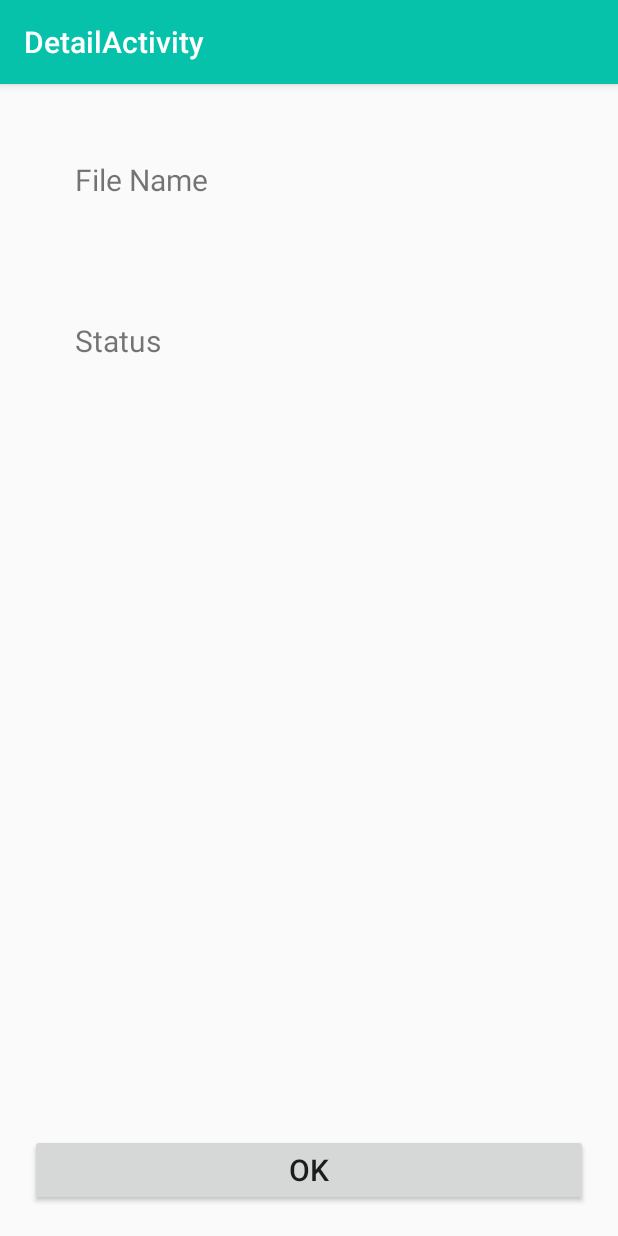
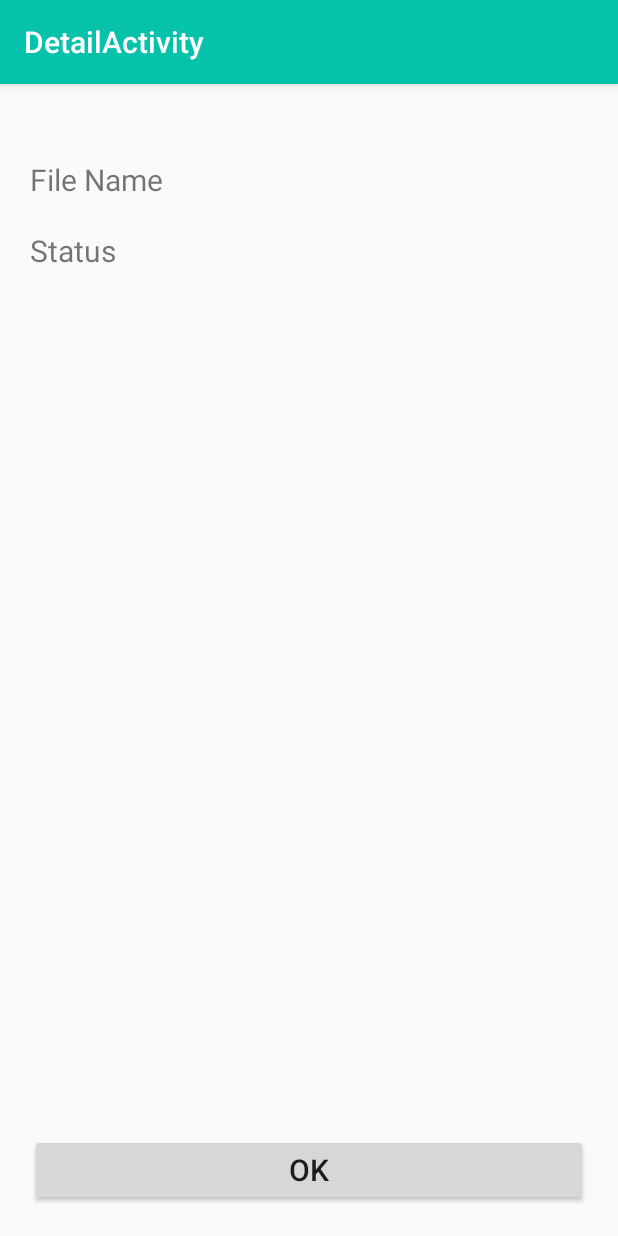
Before and after one commit to Safynaz-Tarek/LoadApp, an Android app: the DetailActivity screen opened directly, with no data from a screen before it, on a phone screen of 412 x 824 dp. Run offline under Robolectric (Android 15) with nearby library versions, the phone set to English and light mode, and no system bars.

Commit message:
app working

```diff
--- a/app/build.gradle
+++ b/app/build.gradle
@@ -20,6 +20,9 @@ android {
             proguardFiles getDefaultProguardFile('proguard-android-optimize.txt'), 'proguard-rules.pro'
         }
     }
+    kotlinOptions {
+        jvmTarget = "1.8"
+    }
 }
 
 dependencies {
--- a/app/src/main/java/com/udacity/ButtonState.kt
+++ b/app/src/main/java/com/udacity/ButtonState.kt
@@ -5,4 +5,5 @@ sealed class ButtonState {
     object Clicked : ButtonState()
     object Loading : ButtonState()
     object Completed : ButtonState()
+    object init: ButtonState()
 }
--- a/app/src/main/java/com/udacity/DetailActivity.kt
+++ b/app/src/main/java/com/udacity/DetailActivity.kt
@@ -1,5 +1,6 @@
 package com.udacity
 
+import android.app.NotificationManager
 import android.content.Intent
 import android.os.Bundle
 import android.view.View
@@ -23,4 +24,5 @@ class DetailActivity : AppCompatActivity() {
         startActivity(Intent(applicationContext, MainActivity::class.java))
     }
 
+
 }
--- a/app/src/main/res/layout/content_detail.xml
+++ b/app/src/main/res/layout/content_detail.xml
@@ -1,21 +1,22 @@
 <?xml version="1.0" encoding="utf-8"?>
-<androidx.constraintlayout.widget.ConstraintLayout xmlns:android="http://schemas.android.com/apk/res/android"
+<androidx.constraintlayout.motion.widget.MotionLayout xmlns:android="http://schemas.android.com/apk/res/android"
     xmlns:app="http://schemas.android.com/apk/res-auto"
     xmlns:tools="http://schemas.android.com/tools"
     android:layout_width="match_parent"
     android:layout_height="match_parent"
     app:layout_behavior="@string/appbar_scrolling_view_behavior"
     tools:context=".DetailActivity"
-    tools:showIn="@layout/activity_detail">
+    tools:showIn="@layout/activity_detail"
+    app:layoutDescription="@xml/status_desc_motion_layout">
 
     <TextView
         android:id="@+id/file_name_tv"
         android:layout_width="wrap_content"
         android:layout_height="wrap_content"
-        android:layout_marginStart="50dp"
+        android:layout_marginStart="20dp"
         android:layout_marginTop="50dp"
         android:text="File Name"
-        android:textSize="20dp"
+        android:textSize="20sp"
         app:layout_constraintStart_toStartOf="parent"
         app:layout_constraintTop_toTopOf="parent" />
 
@@ -23,31 +24,31 @@
         android:id="@+id/file_name_value"
         android:layout_width="wrap_content"
         android:layout_height="wrap_content"
+        android:layout_marginStart="20dp"
+        android:layout_marginEnd="20dp"
+        android:textSize="14sp"
         app:layout_constraintEnd_toEndOf="parent"
-        app:layout_constraintTop_toTopOf="@id/file_name_tv"
-        android:textSize="20dp"
-        android:layout_marginEnd="70dp" />
+        app:layout_constraintStart_toEndOf="@+id/file_name_tv"
+        app:layout_constraintTop_toTopOf="@id/file_name_tv" />
 
     <TextView
         android:id="@+id/status_tv"
         android:layout_width="wrap_content"
         android:layout_height="wrap_content"
-        android:layout_marginStart="50dp"
-        android:textSize="20dp"
+        android:layout_marginStart="20dp"
+        android:layout_marginTop="20dp"
         android:text="Status"
+        android:textSize="20sp"
         app:layout_constraintStart_toStartOf="parent"
-        app:layout_constraintTop_toTopOf="@id/status_value"/>
+        app:layout_constraintTop_toBottomOf="@id/file_name_tv" />
 
 
     <TextView
         android:id="@+id/status_value"
         android:layout_width="wrap_content"
         android:layout_height="wrap_content"
-        app:layout_constraintEnd_toEndOf="parent"
-        app:layout_constraintTop_toBottomOf="@id/file_name_value"
-        android:layout_marginTop="80dp"
-        android:textSize="20dp"
-        android:layout_marginEnd="70dp" />
+        android:textSize="20sp"
+ />
 
     <Button
         android:id="@+id/done_button"
@@ -59,9 +60,9 @@
         android:layout_marginEnd="20dp"
         app:layout_constraintBottom_toBottomOf="parent"
         android:text="OK"
-        android:textSize="20dp"
+        android:textSize="20sp"
         android:onClick="navigateToMainScreen"
         />
 
 
-</androidx.constraintlayout.widget.ConstraintLayout>
+</androidx.constraintlayout.motion.widget.MotionLayout>
--- a/app/src/main/res/layout/content_main.xml
+++ b/app/src/main/res/layout/content_main.xml
@@ -45,8 +45,8 @@
             android:text="@string/retrofitString"
             android:textSize="20sp" />
     </RadioGroup>
-<!--    com.udacity.LoadingButton-->
-    <Button
+<!--    -->
+    <com.udacity.LoadingButton
         android:id="@+id/custom_button"
         android:layout_width="0dp"
         app:layout_constraintStart_toStartOf="parent"
--- a/app/src/main/res/values/attrs.xml
+++ b/app/src/main/res/values/attrs.xml
@@ -1,6 +1,8 @@
 <?xml version="1.0" encoding="utf-8"?>
 <resources>
     <declare-styleable name="LoadingButton">
-<!--   TODO: create custom attributes for the view-->
+        <attr name="textColor" format="color"/>
+        <attr name="buttonColor" format="color"/>
+        <attr name="circleColor" format="color"/>
     </declare-styleable>
 </resources>
--- /dev/null
+++ b/app/src/main/res/xml/status_desc_motion_layout.xml
@@ -0,0 +1,37 @@
+<?xml version="1.0" encoding="utf-8"?>
+<MotionScene xmlns:app="http://schemas.android.com/apk/res-auto"
+    xmlns:android="http://schemas.android.com/apk/res/android">
+    <!-- A transition describes an animation via start and end state -->
+    <Transition
+        app:constraintSetStart="@+id/start"
+        app:constraintSetEnd="@+id/end"
+        app:duration="2000"
+        app:autoTransition="animateToEnd">
+    </Transition>
+
+    <!-- Constraints to apply at the start of the animation -->
+    <ConstraintSet android:id="@+id/start">
+        <Constraint
+            android:id="@id/status_value"
+            android:layout_width="wrap_content"
+            android:layout_height="wrap_content"
+            app:layout_constraintEnd_toEndOf="parent"
+            app:layout_constraintStart_toEndOf="parent"
+            app:layout_constraintTop_toBottomOf="@id/file_name_value"
+            android:alpha="0"/>
+    </ConstraintSet>
+
+    <!-- Constraints to apply at the end of the animation -->
+    <ConstraintSet android:id="@+id/end">
+        <Constraint
+            android:id="@id/status_value"
+            android:layout_width="wrap_content"
+            android:layout_height="wrap_content"
+            app:layout_constraintStart_toEndOf="@+id/status_tv"
+            app:layout_constraintTop_toBottomOf="@id/file_name_value"
+            android:alpha="1"
+            android:layout_marginStart="40dp"
+            android:layout_marginTop="20dp"
+            android:layout_marginEnd="20dp"/>
+    </ConstraintSet>
+</MotionScene>
```
Also changed, not shown: app/src/main/java/com/udacity/LoadingButton.kt (+87 -26 lines), app/src/main/java/com/udacity/MainActivity.kt (+16 -11 lines).
